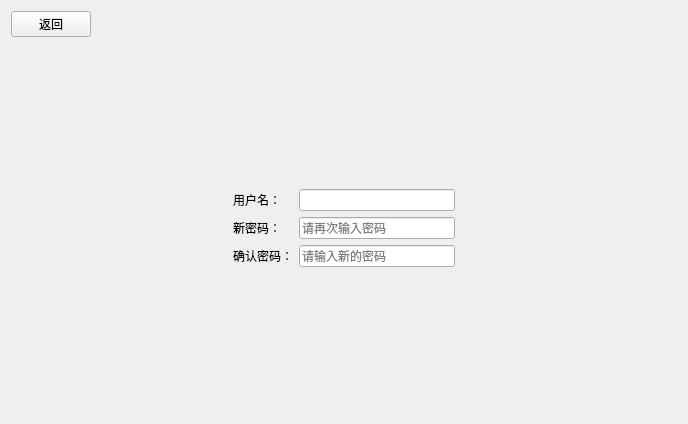
LeoStr4nge/LibraryManageSystem, file usercenter.ui: the form before one commit.
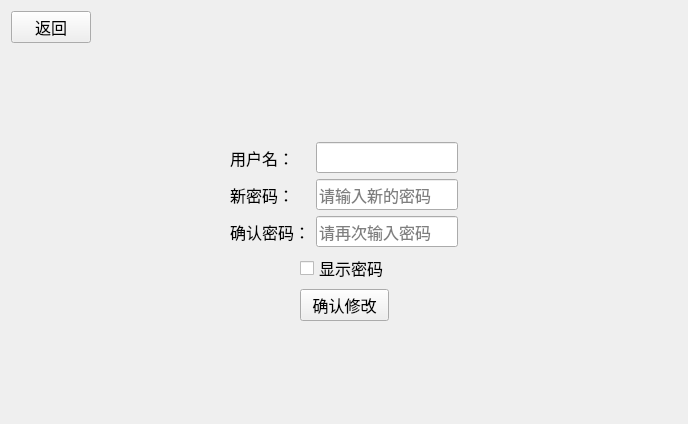
The form after the commit.

Commit message: 禁止用户名和密码的非法字符输入

Diff of the .ui file:
```diff
--- a/usercenter.ui
+++ b/usercenter.ui
@@ -20,6 +20,12 @@
       <layout class="QHBoxLayout" name="horizontalLayout_3">
        <item>
         <widget class="QPushButton" name="pushButton">
+         <property name="font">
+          <font>
+           <family>微软雅黑</family>
+           <pointsize>12</pointsize>
+          </font>
+         </property>
          <property name="text">
           <string>返回</string>
          </property>
@@ -41,8 +47,6 @@
       </layout>
      </item>
      <item>
-      <layout class="QVBoxLayout" name="verticalLayout_3">
-       <item>
         <spacer name="verticalSpacer">
          <property name="orientation">
           <enum>Qt::Vertical</enum>
@@ -76,6 +80,12 @@
             <layout class="QVBoxLayout" name="verticalLayout_2">
              <item>
               <widget class="QLabel" name="label">
+             <property name="font">
+              <font>
+               <family>微软雅黑</family>
+               <pointsize>12</pointsize>
+              </font>
+             </property>
                <property name="text">
                 <string>用户名：</string>
                </property>
@@ -83,6 +93,12 @@
              </item>
              <item>
               <widget class="QLabel" name="label_2">
+             <property name="font">
+              <font>
+               <family>微软雅黑</family>
+               <pointsize>12</pointsize>
+              </font>
+             </property>
                <property name="text">
                 <string>新密码：</string>
                </property>
@@ -90,6 +106,12 @@
              </item>
              <item>
               <widget class="QLabel" name="label_3">
+             <property name="font">
+              <font>
+               <family>微软雅黑</family>
+               <pointsize>12</pointsize>
+              </font>
+             </property>
                <property name="text">
                 <string>确认密码：</string>
                </property>
@@ -100,22 +122,50 @@
            <item>
             <layout class="QVBoxLayout" name="verticalLayout">
              <item>
-              <widget class="QLineEdit" name="lineEdit"/>
-             </item>
-             <item>
-              <widget class="QLineEdit" name="lineEdit_3">
-               <property name="placeholderText">
-                <string>请再次输入密码</string>
+            <widget class="QLineEdit" name="lineEdit">
+             <property name="font">
+              <font>
+               <family>微软雅黑</family>
+               <pointsize>12</pointsize>
+              </font>
+             </property>
+             <property name="focusPolicy">
+              <enum>Qt::NoFocus</enum>
                </property>
               </widget>
              </item>
              <item>
               <widget class="QLineEdit" name="lineEdit_2">
+             <property name="font">
+              <font>
+               <family>微软雅黑</family>
+               <pointsize>12</pointsize>
+              </font>
+             </property>
+             <property name="echoMode">
+              <enum>QLineEdit::Password</enum>
+             </property>
                <property name="placeholderText">
                 <string>请输入新的密码</string>
                </property>
               </widget>
              </item>
+           <item>
+            <widget class="QLineEdit" name="lineEdit_3">
+             <property name="font">
+              <font>
+               <family>微软雅黑</family>
+               <pointsize>12</pointsize>
+              </font>
+             </property>
+             <property name="echoMode">
+              <enum>QLineEdit::Password</enum>
+             </property>
+             <property name="placeholderText">
+              <string>请再次输入密码</string>
+             </property>
+            </widget>
+           </item>
             </layout>
            </item>
           </layout>
@@ -135,6 +185,66 @@
          </item>
         </layout>
        </item>
+     <item>
+      <layout class="QHBoxLayout" name="horizontalLayout_4">
+       <item>
+        <spacer name="horizontalSpacer_4">
+         <property name="orientation">
+          <enum>Qt::Horizontal</enum>
+         </property>
+         <property name="sizeHint" stdset="0">
+          <size>
+           <width>40</width>
+           <height>20</height>
+          </size>
+         </property>
+        </spacer>
+       </item>
+       <item>
+        <layout class="QVBoxLayout" name="verticalLayout_3">
+         <item>
+          <widget class="QCheckBox" name="checkBox">
+           <property name="font">
+            <font>
+             <family>微软雅黑</family>
+             <pointsize>12</pointsize>
+            </font>
+           </property>
+           <property name="text">
+            <string>显示密码</string>
+           </property>
+          </widget>
+         </item>
+         <item>
+          <widget class="QPushButton" name="pushButton_2">
+           <property name="font">
+            <font>
+             <family>微软雅黑</family>
+             <pointsize>12</pointsize>
+            </font>
+           </property>
+           <property name="text">
+            <string>确认修改</string>
+           </property>
+          </widget>
+         </item>
+        </layout>
+       </item>
+       <item>
+        <spacer name="horizontalSpacer_5">
+         <property name="orientation">
+          <enum>Qt::Horizontal</enum>
+         </property>
+         <property name="sizeHint" stdset="0">
+          <size>
+           <width>40</width>
+           <height>20</height>
+          </size>
+         </property>
+        </spacer>
+       </item>
+      </layout>
+     </item>
        <item>
         <spacer name="verticalSpacer_2">
          <property name="orientation">
@@ -147,8 +257,6 @@
           </size>
          </property>
         </spacer>
-       </item>
-      </layout>
      </item>
     </layout>
    </item>
```
Lines whose indentation alone changed are shown as unchanged. The commit also changes 7 other files.
